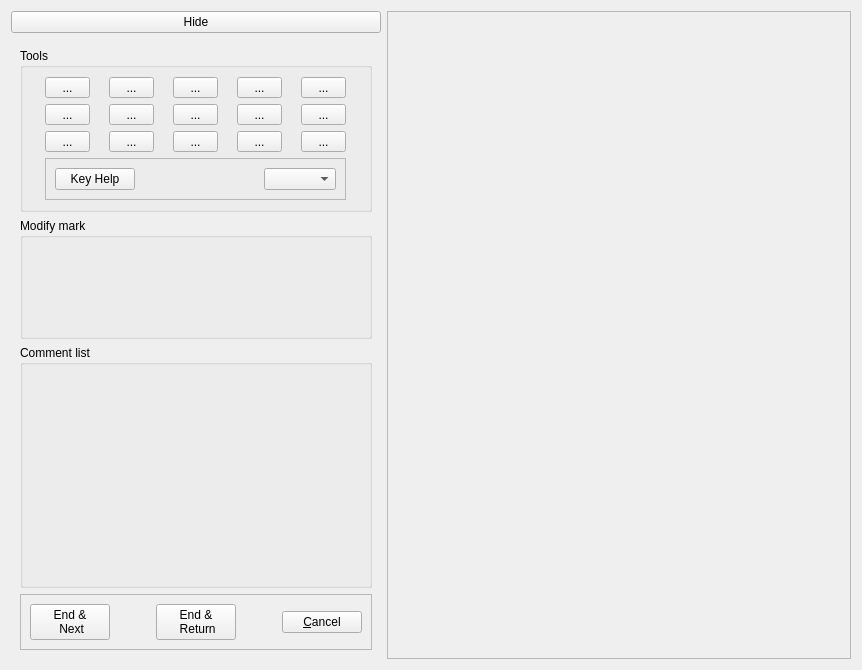
Before: the Qt Designer form qtCreatorFiles/ui_annotator_righthandmouse.ui in plomgrading/plom, drawn with Qt 5.
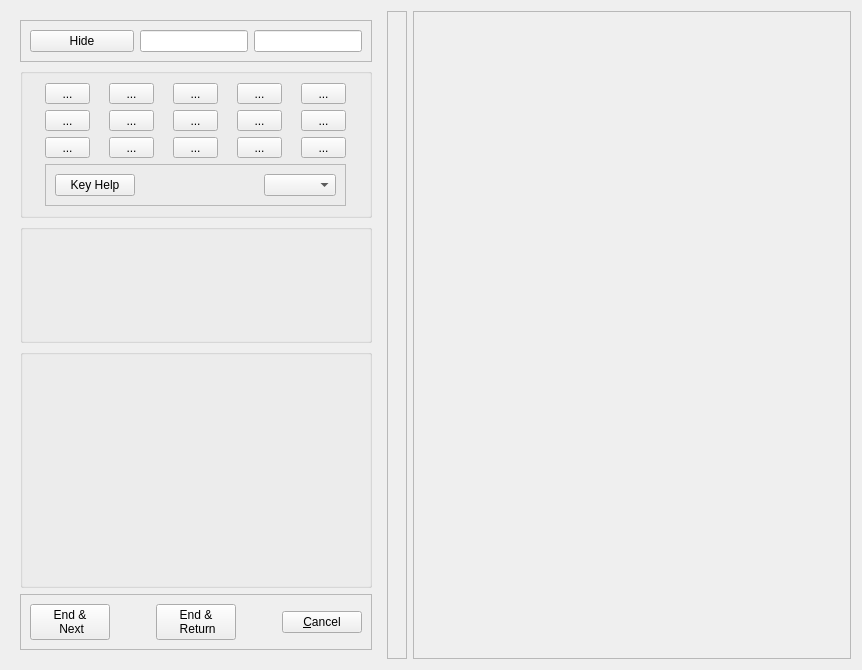
After: the same form once the commit is applied.

Commit message: Towards fix #296 and also #287

```diff
--- a/qtCreatorFiles/ui_annotator_righthandmouse.ui
+++ b/qtCreatorFiles/ui_annotator_righthandmouse.ui
@@ -17,7 +17,7 @@
    <string>Annotate paper</string>
   </property>
   <layout class="QGridLayout" name="gridLayout">
-   <item row="0" column="2" rowspan="6">
+   <item row="0" column="3" rowspan="5">
     <widget class="QFrame" name="pageFrame">
      <property name="sizePolicy">
       <sizepolicy hsizetype="Preferred" vsizetype="Preferred">
@@ -47,9 +47,54 @@
      </layout>
     </widget>
    </item>
-   <item row="1" column="1" rowspan="5">
+   <item row="0" column="1" rowspan="5">
     <widget class="QFrame" name="hideableBox">
      <layout class="QVBoxLayout" name="verticalLayout">
+      <item>
+       <widget class="QFrame" name="frame_3">
+        <property name="frameShape">
+         <enum>QFrame::StyledPanel</enum>
+        </property>
+        <property name="frameShadow">
+         <enum>QFrame::Raised</enum>
+        </property>
+        <layout class="QHBoxLayout" name="modeLayout">
+         <item>
+          <widget class="QPushButton" name="hideButton">
+           <property name="sizePolicy">
+            <sizepolicy hsizetype="Expanding" vsizetype="Fixed">
+             <horstretch>1</horstretch>
+             <verstretch>0</verstretch>
+            </sizepolicy>
+           </property>
+           <property name="text">
+            <string>Hide</string>
+           </property>
+          </widget>
+         </item>
+         <item>
+          <widget class="QLineEdit" name="modeLine">
+           <property name="alignment">
+            <set>Qt::AlignCenter</set>
+           </property>
+           <property name="readOnly">
+            <bool>true</bool>
+           </property>
+          </widget>
+         </item>
+         <item>
+          <widget class="QLineEdit" name="markLine">
+           <property name="alignment">
+            <set>Qt::AlignCenter</set>
+           </property>
+           <property name="readOnly">
+            <bool>true</bool>
+           </property>
+          </widget>
+         </item>
+        </layout>
+       </widget>
+      </item>
       <item>
        <widget class="QGroupBox" name="groupBox">
         <property name="sizePolicy">
@@ -59,7 +104,7 @@
          </sizepolicy>
         </property>
         <property name="title">
-         <string>Tools</string>
+         <string/>
         </property>
         <layout class="QGridLayout" name="gridLayout_3">
          <item row="0" column="4">
@@ -361,7 +406,7 @@
          </sizepolicy>
         </property>
         <property name="title">
-         <string>Modify mark</string>
+         <string/>
         </property>
         <layout class="QGridLayout" name="markGrid">
          <property name="leftMargin">
@@ -391,7 +436,7 @@
          </sizepolicy>
         </property>
         <property name="title">
-         <string>Comment list</string>
+         <string/>
         </property>
         <layout class="QGridLayout" name="commentGrid">
          <property name="leftMargin">
@@ -476,11 +521,15 @@
      </layout>
     </widget>
    </item>
-   <item row="0" column="1">
-    <widget class="QPushButton" name="hideButton">
-     <property name="text">
-      <string>Hide</string>
+   <item row="0" column="2" rowspan="5">
+    <widget class="QFrame" name="revealBox">
+     <property name="frameShape">
+      <enum>QFrame::StyledPanel</enum>
      </property>
+     <property name="frameShadow">
+      <enum>QFrame::Raised</enum>
+     </property>
+     <layout class="QVBoxLayout" name="revealLayout"/>
     </widget>
    </item>
   </layout>
```
Left out of the diff: 2 changed lines with no effect on the pictures. The commit also changes 2 other files.
